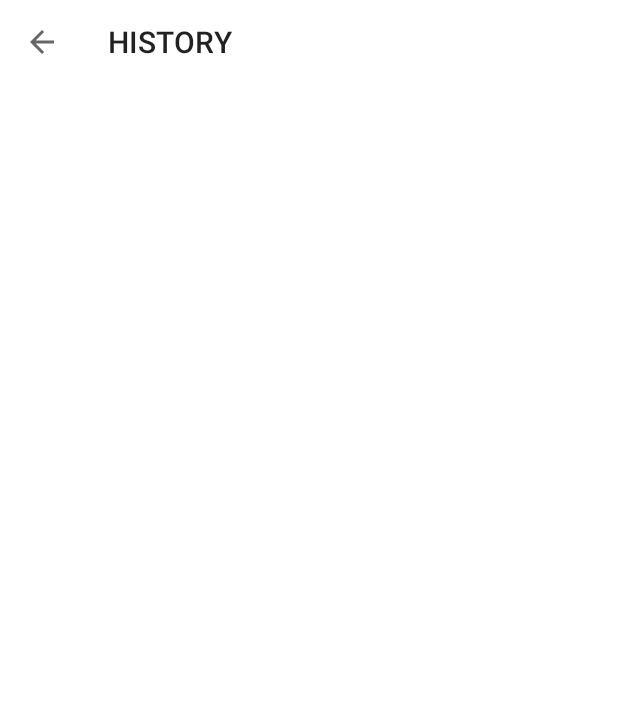
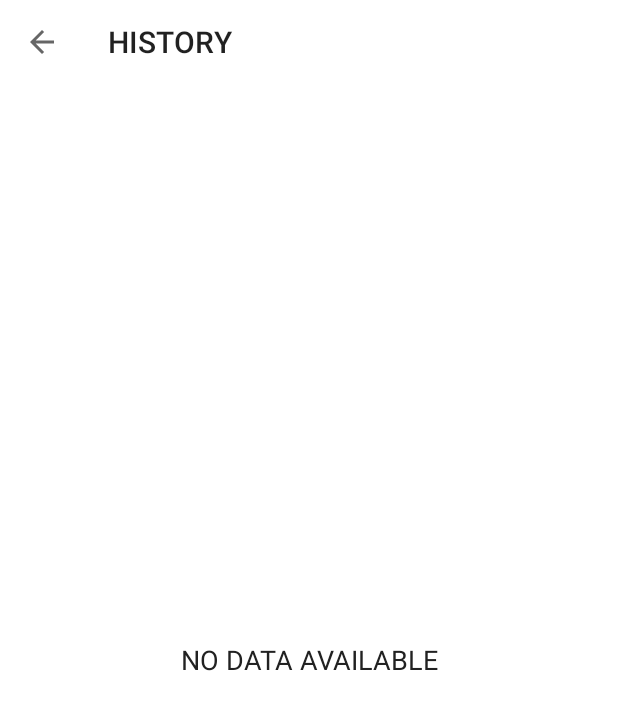
Before and after one commit to OmerrKose/7MinutesWorkout, an Android app: the HistoryActivity screen opened directly, with no data from a screen before it, on a phone screen of 412 x 824 dp. Before the commit the part shown is almost empty. Shown: the top 710 px of the screen. Run offline under Robolectric (Android 15) with nearby library versions, the light colour scheme and no system bars.

Commit message:
Added recycler view to history page to display the stored database

```diff
--- a/app/src/main/java/com/example/a7minutesWorkout/HistoryActivity.kt
+++ b/app/src/main/java/com/example/a7minutesWorkout/HistoryActivity.kt
@@ -3,8 +3,14 @@ package com.example.a7minutesWorkout
 import android.os.Build
 import androidx.appcompat.app.AppCompatActivity
 import android.os.Bundle
+import android.util.Log
+import android.view.TextureView
+import android.view.View
 import android.view.WindowManager
+import android.widget.TextView
 import androidx.appcompat.widget.Toolbar
+import androidx.recyclerview.widget.LinearLayoutManager
+import androidx.recyclerview.widget.RecyclerView
 import com.example.a7minutesworkout.R
 
 class HistoryActivity : AppCompatActivity() {
@@ -26,5 +32,33 @@ class HistoryActivity : AppCompatActivity() {
             window.addFlags(WindowManager.LayoutParams.FLAG_DRAWS_SYSTEM_BAR_BACKGROUNDS)
             window.statusBarColor = resources.getColor(R.color.colorPrimary)
         }
+
+        getAllCompletedDates()
+    }
+    /*
+    * This function creates the recycler view with the database that was created,
+    * if there is any data in the database set recycler view visible,
+    * form the adapter with the list and display the recycler view
+    */
+    private fun getAllCompletedDates() {
+        val databaseHelper = SqliteOpenHelper(this, null)
+        val allCompletedDatesList =
+            databaseHelper.getAllCompleteDatesList() // Created list will be in type String
+
+        if(allCompletedDatesList.size > 0) {
+            val recyclerViewHistory = findViewById<RecyclerView>(R.id.recyclerViewHistory)
+            val historyAdapter = HistoryAdapter(this, allCompletedDatesList)
+
+            findViewById<TextView>(R.id.textViewHistory).visibility = View.VISIBLE
+            recyclerViewHistory.visibility = View.VISIBLE
+            findViewById<TextView>(R.id.textViewNoDate).visibility = View.GONE
+
+            recyclerViewHistory.layoutManager = LinearLayoutManager(this)
+            recyclerViewHistory.adapter = historyAdapter
+        } else {
+            findViewById<TextView>(R.id.textViewHistory).visibility = View.GONE
+            findViewById<RecyclerView>(R.id.recyclerViewHistory).visibility = View.GONE
+            findViewById<TextView>(R.id.textViewNoDate).visibility = View.VISIBLE
+        }
     }
 }
--- a/app/src/main/java/com/example/a7minutesWorkout/SqliteOpenHelper.kt
+++ b/app/src/main/java/com/example/a7minutesWorkout/SqliteOpenHelper.kt
@@ -11,23 +11,23 @@ class SqliteOpenHelper(context: Context, factory: SQLiteDatabase.CursorFactory?)
 
     // Database variables
     companion object {
-        private val DATABASE_VERSION = 1
-        private val DATABASE_NAME = "7MinutesWorkoutDB"
-        private val TABLE_HISTORY = "history"
-        private val COLUMN_ID = "_id"
-        private val COLUMN_COMPLETED_DATE = "completed_date"
+        private const val DATABASE_VERSION = 1
+        private const val DATABASE_NAME = "7MinutesWorkoutDB"
+        private const val TABLE_HISTORY = "history"
+        private const val COLUMN_ID = "_id"
+        private const val COLUMN_COMPLETED_DATE = "completed_date"
     }
 
     // Create table history (_id INTEGER PRIMARY KEY, completedDate TEXT)
     override fun onCreate(db: SQLiteDatabase?) {
         val createExerciseTable =
-            ("CREATE TABLE " + TABLE_HISTORY + "(" + COLUMN_ID + " INTEGER PRIMARY KEY," + COLUMN_COMPLETED_DATE + " TEXT)")
+            ("CREATE TABLE $TABLE_HISTORY($COLUMN_ID INTEGER PRIMARY KEY,$COLUMN_COMPLETED_DATE TEXT)")
         db?.execSQL(createExerciseTable)
     }
 
     override fun onUpgrade(db: SQLiteDatabase?, oldVersion: Int, newVersion: Int) {
         // Delete the table and insert the new one
-        db?.execSQL("DROP TABLE IF EXISTS " + TABLE_HISTORY)
+        db?.execSQL("DROP TABLE IF EXISTS $TABLE_HISTORY")
         onCreate(db)
     }
 
@@ -40,4 +40,24 @@ class SqliteOpenHelper(context: Context, factory: SQLiteDatabase.CursorFactory?)
         db.insert(TABLE_HISTORY, null, values)
         db.close() // Close the database
     }
+
+    /*
+    * Function that creates a list to read from the database,
+    * will read until the end of the database and add it to the created list,
+    * returns the list in String array.
+    */
+    fun getAllCompleteDatesList() : ArrayList<String> {
+        val list = ArrayList<String>()
+        val db = this.readableDatabase
+        val cursor = db.rawQuery("SELECT * FROM $TABLE_HISTORY", null)
+
+        while(cursor.moveToNext()) {
+            val date = cursor.getString(cursor.getColumnIndex(COLUMN_COMPLETED_DATE))
+            list.add(date)
+        }
+        // Close the cursor
+        cursor.close()
+
+        return list
+    }
 }
--- a/app/src/main/res/layout/activity_history.xml
+++ b/app/src/main/res/layout/activity_history.xml
@@ -4,6 +4,7 @@
     xmlns:tools="http://schemas.android.com/tools"
     android:layout_width="match_parent"
     android:layout_height="match_parent"
+    android:orientation="vertical"
     tools:context="com.example.a7minutesWorkout.HistoryActivity">
 
     <androidx.appcompat.widget.Toolbar
@@ -12,4 +13,42 @@
         android:layout_height="?android:attr/actionBarSize"
         android:background="@color/white" />
 
+    <LinearLayout
+        android:layout_width="match_parent"
+        android:layout_height="match_parent"
+        android:orientation="vertical">
+
+        <TextView
+            android:id="@+id/textViewHistory"
+            android:layout_width="match_parent"
+            android:layout_height="wrap_content"
+            android:layout_margin="10dp"
+            android:gravity="center"
+            android:text="@string/exercise_completed"
+            android:textSize="18sp"
+            android:visibility="gone"
+            tools:visibility="visible" />
+
+        <androidx.recyclerview.widget.RecyclerView
+            android:id="@+id/recyclerViewHistory"
+            android:layout_width="match_parent"
+            android:layout_height="match_parent"
+            android:layout_marginTop="5dp"
+            android:visibility="gone"
+            tools:visibility="visible" />
+
+        <TextView
+            android:id="@+id/textViewNoDate"
+            android:layout_width="match_parent"
+            android:layout_height="match_parent"
+            android:gravity="center"
+            android:text="@string/no_data_available"
+            android:textColor="@color/blackSecondary"
+            android:textSize="18sp"
+            android:visibility="visible"
+            tools:visibility="gone" />
+
+
+    </LinearLayout>
+
 </LinearLayout>
--- a/app/src/main/res/values/strings.xml
+++ b/app/src/main/res/values/strings.xml
@@ -28,4 +28,6 @@
     <string name="height_in_feet">HEIGHT (in feet)</string>
     <string name="weight_in_ibs">WEIGHT (in Ibs)</string>
     <string name="history">History</string>
+    <string name="exercise_completed">EXERCISES COMPLETED</string>
+    <string name="no_data_available">NO DATA AVAILABLE</string>
 </resources>
```
Also changed, not shown: app/src/main/java/com/example/a7minutesWorkout/HistoryAdapter.kt (added, +40 -0 lines), app/src/main/res/layout/item_history_row.xml (added, +31 -0 lines).
